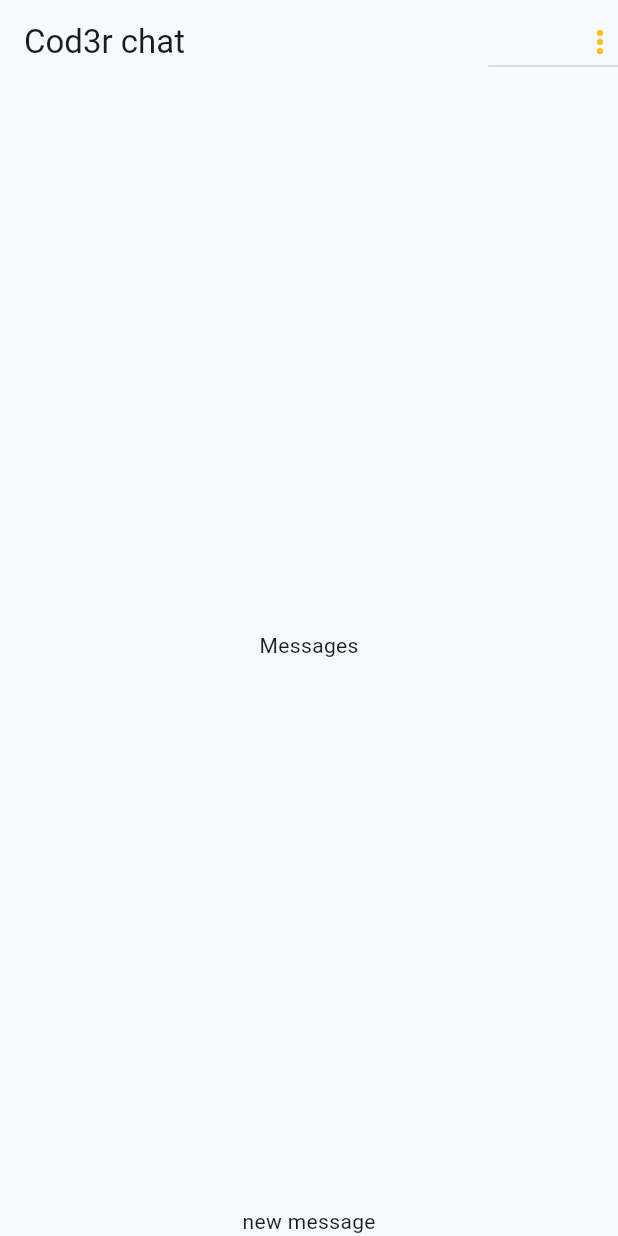
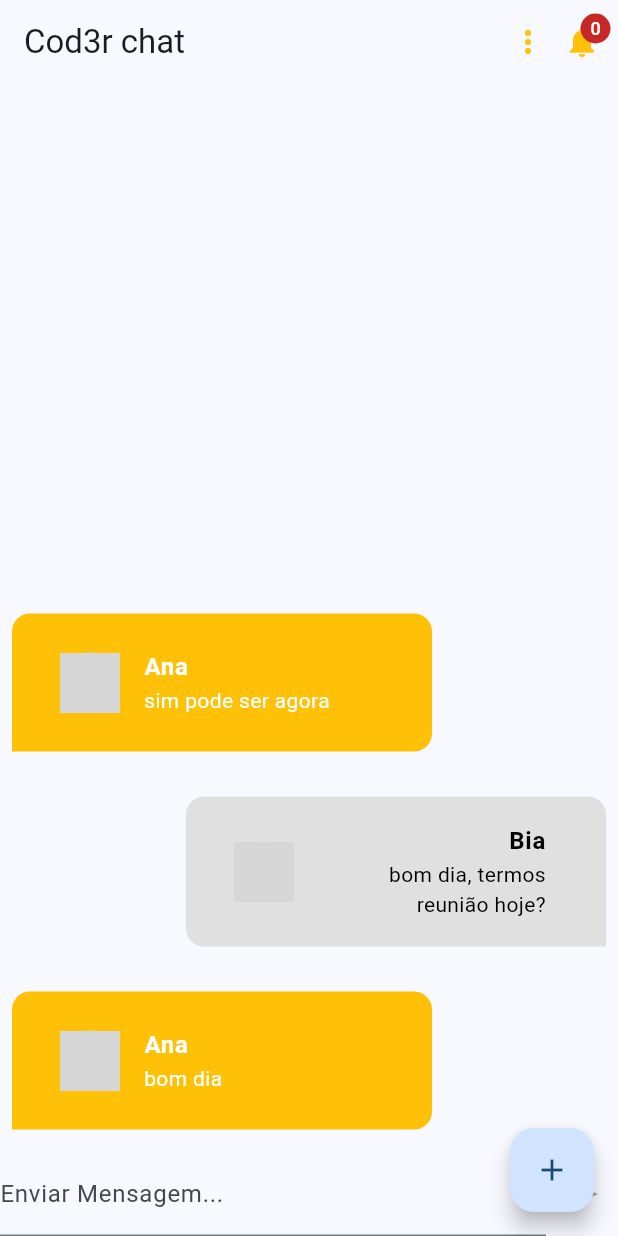
Before and after one commit to SantiagoSilvestre/chat-fluter, a Flutter app: the screen it shows after launch, on a phone screen of 412 x 824 dp. Run offline on Flutter 3.47's test engine with Material 3 defaults, Android fonts, the phone set to English and light mode, and no system bars; our stand-ins replace image_picker; accounts and stored records are empty; grey boxes are pictures that could not be loaded.

Commit message:
Make chat page and wip notifications

```diff
--- /dev/null
+++ b/lib/components/message_bubble.dart
@@ -0,0 +1,81 @@
+import 'dart:io';
+
+import 'package:chat/core/models/chat_message.dart';
+import 'package:flutter/material.dart';
+
+class MessageBubble extends StatelessWidget {
+  const MessageBubble({
+    super.key,
+    required this.message,
+    required this.belongsToCurrentUser,
+  });
+
+  static const _defaultImage = 'assets/images/avatar.png';
+  final ChatMessage message;
+  final bool belongsToCurrentUser;
+
+  Widget _showUserImage(String imageUrl) {
+    ImageProvider? provider;
+
+    final uri = Uri.parse(imageUrl);
+
+    if (uri.path.contains(_defaultImage)) {
+      provider = const AssetImage(_defaultImage);
+    } else if (uri.scheme.contains('http')) {
+      provider = NetworkImage(uri.toString());
+    } else {
+      provider = FileImage(File(uri.toString()));
+    }
+
+    return CircleAvatar(
+      backgroundImage: provider,
+    );
+  }
+
+  @override
+  Widget build(BuildContext context) {
+    return Row(
+      mainAxisAlignment: belongsToCurrentUser
+          ? MainAxisAlignment.end
+          : MainAxisAlignment.start,
+      children: [
+        Container(
+          decoration: BoxDecoration(
+            color: belongsToCurrentUser ? Colors.grey.shade300 : Colors.amber,
+            borderRadius: BorderRadius.only(
+              topLeft: const Radius.circular(12),
+              topRight: const Radius.circular(12),
+              bottomLeft: belongsToCurrentUser
+                  ? const Radius.circular(12)
+                  : const Radius.circular(0),
+              bottomRight: belongsToCurrentUser
+                  ? const Radius.circular(0)
+                  : const Radius.circular(12),
+            ),
+          ),
+          width: 280,
+          padding: const EdgeInsets.symmetric(vertical: 10, horizontal: 16),
+          margin: const EdgeInsets.symmetric(vertical: 15, horizontal: 8),
+          child: ListTile(
+            leading: _showUserImage(message.userImageUrl),
+            title: Text(
+              message.userName,
+              textAlign:
+                  belongsToCurrentUser ? TextAlign.right : TextAlign.left,
+              style: TextStyle(
+                color: belongsToCurrentUser ? Colors.black : Colors.white,
+                fontWeight: FontWeight.bold,
+              ),
+            ),
+            subtitle: Text(message.text,
+                textAlign:
+                    belongsToCurrentUser ? TextAlign.right : TextAlign.left,
+                style: TextStyle(
+                  color: belongsToCurrentUser ? Colors.black : Colors.white,
+                )),
+          ),
+        ),
+      ],
+    );
+  }
+}
--- a/lib/components/messages.dart
+++ b/lib/components/messages.dart
@@ -1,3 +1,7 @@
+import 'package:chat/components/message_bubble.dart';
+import 'package:chat/core/models/chat_message.dart';
+import 'package:chat/core/services/auth/auth_service.dart';
+import 'package:chat/core/services/chat/chat_service.dart';
 import 'package:flutter/material.dart';
 
 class Messages extends StatelessWidget {
@@ -5,8 +9,34 @@ class Messages extends StatelessWidget {
 
   @override
   Widget build(BuildContext context) {
-    return Center(
-      child: Text('Messages'),
+    final currentUser = AuthService().currentUser;
+
+    return StreamBuilder<List<ChatMessage>>(
+      stream: ChatService().messagesStream(),
+      builder: (ctx, snapshot) {
+        if (snapshot.connectionState == ConnectionState.waiting) {
+          return const Center(
+            child: CircularProgressIndicator(),
+          );
+        } else if (!snapshot.hasData || snapshot.data!.isEmpty) {
+          return const Center(
+            child: Text("Nenhuma mensagem ainda! Vamos conversar"),
+          );
+        } else {
+          final msgs = snapshot.data!;
+          return ListView.builder(
+            reverse: true,
+            itemCount: msgs.length,
+            itemBuilder: (ctx, index) {
+              return MessageBubble(
+                key: ValueKey(msgs[index].id),
+                message: msgs[index],
+                belongsToCurrentUser: currentUser?.id == msgs[index].userId,
+              );
+            },
+          );
+        }
+      },
     );
   }
 }
--- a/lib/components/new_message.dart
+++ b/lib/components/new_message.dart
@@ -1,12 +1,47 @@
+import 'package:chat/core/services/auth/auth_service.dart';
+import 'package:chat/core/services/chat/chat_service.dart';
 import 'package:flutter/material.dart';
 
-class NewMessage extends StatelessWidget {
+class NewMessage extends StatefulWidget {
   const NewMessage({super.key});
 
   @override
+  State<NewMessage> createState() => _NewMessageState();
+}
+
+class _NewMessageState extends State<NewMessage> {
+  String _message = '';
+  final _messageController = TextEditingController();
+
+  Future<void> _sendMessage() async {
+    final user = AuthService().currentUser;
+    if (user != null) {
+      await ChatService().save(_message, user);
+      _messageController.clear();
+    }
+  }
+
+  @override
   Widget build(BuildContext context) {
-    return Center(
-      child: Text('new message'),
+    return Row(
+      children: [
+        Expanded(
+          child: TextField(
+            controller: _messageController,
+            onChanged: (msg) => setState(() => _message = msg),
+            onSubmitted: (_) {
+              if (_message.trim().isEmpty) {
+                _sendMessage();
+              }
+            },
+            decoration: const InputDecoration(labelText: 'Enviar Mensagem...'),
+          ),
+        ),
+        IconButton(
+          onPressed: _message.trim().isEmpty ? null : _sendMessage,
+          icon: const Icon(Icons.send),
+        ),
+      ],
     );
   }
 }
--- /dev/null
+++ b/lib/core/models/chat_message.dart
@@ -0,0 +1,18 @@
+class ChatMessage {
+  final String id;
+  final String text;
+  final DateTime createdAt;
+
+  final String userId;
+  final String userName;
+  final String userImageUrl;
+
+  ChatMessage({
+    required this.id,
+    required this.text,
+    required this.createdAt,
+    required this.userId,
+    required this.userName,
+    required this.userImageUrl,
+  });
+}
--- /dev/null
+++ b/lib/core/models/chat_notification.dart
@@ -0,0 +1,9 @@
+class ChatNotification {
+  final String title;
+  final String body;
+
+  ChatNotification({
+    required this.title,
+    required this.body,
+  });
+}
--- a/lib/core/services/auth/auth_mock_service.dart
+++ b/lib/core/services/auth/auth_mock_service.dart
@@ -7,9 +7,9 @@ import 'package:chat/core/services/auth/auth_service.dart';
 
 class AuthMockService implements AuthService {
   static const _defaultUser = ChatUser(
-    id: '1',
-    name: 'default user',
-    email: 'teste@teste',
+    id: '456',
+    name: 'Bia',
+    email: 'bia@teste',
     imageUrl: 'assets/images/avatar.png',
   );
 
@@ -27,7 +27,7 @@ class AuthMockService implements AuthService {
   Stream<ChatUser?> get userChanges => _userStream;
 
   @override
-  ChatUser? get currentUser => null;
+  ChatUser? get currentUser => _currentUser;
 
   @override
   Future<void> login(String email, String passsword) async {
--- /dev/null
+++ b/lib/core/services/chat/chat_mock_service.dart
@@ -0,0 +1,62 @@
+import 'dart:math';
+
+import 'package:chat/core/models/chat_message.dart';
+import 'package:chat/core/models/chat_user.dart';
+import 'package:chat/core/services/chat/chat_service.dart';
+import 'dart:async';
+
+class ChatMockService implements ChatService {
+  static final List<ChatMessage> _msgs = [
+    ChatMessage(
+      id: '1',
+      text: 'bom dia',
+      createdAt: DateTime.now(),
+      userId: '123',
+      userName: 'Ana',
+      userImageUrl: 'assets/images/avatar.png',
+    ),
+    ChatMessage(
+      id: '2',
+      text: 'bom dia, termos reunião hoje?',
+      createdAt: DateTime.now(),
+      userId: '456',
+      userName: 'Bia',
+      userImageUrl: 'assets/images/avatar.png',
+    ),
+    ChatMessage(
+      id: '1',
+      text: 'sim pode ser agora',
+      createdAt: DateTime.now(),
+      userId: '123',
+      userName: 'Ana',
+      userImageUrl: 'assets/images/avatar.png',
+    )
+  ];
+  static MultiStreamController<List<ChatMessage>>? _controller;
+  static final _msgsStream =
+      Stream<List<ChatMessage>>.multi((controller) async {
+    _controller = controller;
+    controller.add(_msgs);
+  });
+
+  @override
+  Stream<List<ChatMessage>> messagesStream() {
+    return _msgsStream;
+  }
+
+  @override
+  Future<ChatMessage> save(String text, ChatUser user) async {
+    final _newMessage = ChatMessage(
+      id: Random().nextDouble().toString(),
+      text: text,
+      createdAt: DateTime.now(),
+      userId: user.id,
+      userName: user.name,
+      userImageUrl: user.imageUrl,
+    );
+
+    _msgs.add(_newMessage);
+    _controller?.add(_msgs.reversed.toList());
+    return _newMessage;
+  }
+}
--- /dev/null
+++ b/lib/core/services/chat/chat_service.dart
@@ -0,0 +1,13 @@
+import 'package:chat/core/models/chat_message.dart';
+import 'package:chat/core/models/chat_user.dart';
+import 'package:chat/core/services/chat/chat_mock_service.dart';
+
+abstract class ChatService {
+  Stream<List<ChatMessage>> messagesStream();
+
+  Future<ChatMessage> save(String text, ChatUser user);
+
+  factory ChatService() {
+    return ChatMockService();
+  }
+}
--- /dev/null
+++ b/lib/core/services/notifications/chat_notification_service.dart
@@ -0,0 +1,24 @@
+import 'package:chat/core/models/chat_notification.dart';
+import 'package:flutter/material.dart';
+
+class ChatNotificationService with ChangeNotifier {
+  List<ChatNotification> _items = [];
+
+  List<ChatNotification> get items {
+    return [..._items];
+  }
+
+  int get itemsCout {
+    return _items.length;
+  }
+
+  void add(ChatNotification notification) {
+    _items.add(notification);
+    notifyListeners();
+  }
+
+  void remove(int i) {
+    _items.removeAt(i);
+    notifyListeners();
+  }
+}
--- a/lib/main.dart
+++ b/lib/main.dart
@@ -1,6 +1,7 @@
+import 'package:chat/core/services/notifications/chat_notification_service.dart';
 import 'package:chat/pages/auth_or_app_page.dart';
-import 'package:chat/pages/auth_page.dart';
 import 'package:flutter/material.dart';
+import 'package:provider/provider.dart';
 
 void main() {
   runApp(const MyApp());
@@ -12,7 +13,13 @@ class MyApp extends StatelessWidget {
   // This widget is the root of your application.
   @override
   Widget build(BuildContext context) {
-    return MaterialApp(
+    return MultiProvider(
+      providers: [
+        ChangeNotifierProvider(
+          create: (_) => ChatNotificationService(),
+        ),
+      ],
+      child: MaterialApp(
         title: 'Flutter Demo',
         theme: ThemeData(
           colorScheme: ColorScheme.fromSeed(seedColor: Colors.blue),
@@ -20,6 +27,7 @@ class MyApp extends StatelessWidget {
         ),
         debugShowCheckedModeBanner: false,
         home: const AuthOrAppPage(),
+      ),
     );
   }
 }
--- a/lib/pages/chat_page.dart
+++ b/lib/pages/chat_page.dart
@@ -1,7 +1,13 @@
+import 'dart:math';
+
 import 'package:chat/components/messages.dart';
 import 'package:chat/components/new_message.dart';
+import 'package:chat/core/models/chat_notification.dart';
 import 'package:chat/core/services/auth/auth_service.dart';
+import 'package:chat/core/services/notifications/chat_notification_service.dart';
+import 'package:chat/pages/notification_page.dart';
 import 'package:flutter/material.dart';
+import 'package:provider/provider.dart';
 
 class ChatPage extends StatelessWidget {
   const ChatPage({super.key});
@@ -12,11 +18,11 @@ class ChatPage extends StatelessWidget {
         appBar: AppBar(
           title: const Text('Cod3r chat'),
           actions: [
-          DropdownButton(
-            items: [
+            DropdownButtonHideUnderline(
+              child: DropdownButton(
+                items: const [
                   DropdownMenuItem(
                     value: 'logout',
-                child: Container(
                     child: Row(
                       children: [
                         Icon(
@@ -31,9 +37,8 @@ class ChatPage extends StatelessWidget {
                       ],
                     ),
                   ),
-              ),
                 ],
-            icon: Icon(
+                icon: const Icon(
                   Icons.more_vert,
                   color: Colors.amber,
                 ),
@@ -43,6 +48,39 @@ class ChatPage extends StatelessWidget {
                   }
                 },
               ),
+            ),
+            Stack(children: [
+              IconButton(
+                icon: const Icon(
+                  Icons.notifications,
+                  color: Colors.amber,
+                ),
+                onPressed: () {
+                  Navigator.of(context).push(
+                    MaterialPageRoute(
+                      builder: (ctx) {
+                        return const NotificationPage();
+                      },
+                    ),
+                  );
+                },
+              ),
+              Positioned(
+                right: 5,
+                top: 5,
+                child: CircleAvatar(
+                  radius: 10,
+                  backgroundColor: Colors.red.shade800,
+                  child: Text(
+                    "${Provider.of<ChatNotificationService>(context).itemsCout}",
+                    style: const TextStyle(
+                      color: Colors.white,
+                      fontSize: 12,
+                    ),
+                  ),
+                ),
+              ),
+            ]),
           ],
         ),
         body: const SafeArea(
@@ -53,6 +91,16 @@ class ChatPage extends StatelessWidget {
             ],
           ),
         ),
+        floatingActionButton: FloatingActionButton(
+          onPressed: () {
+            Provider.of<ChatNotificationService>(context, listen: false).add(
+              ChatNotification(
+                body: Random().nextDouble().toString(),
+                title: 'Main uma notificação',
+              ),
             );
+          },
+          child: const Icon(Icons.add),
+        ));
   }
 }
--- /dev/null
+++ b/lib/pages/notification_page.dart
@@ -0,0 +1,31 @@
+import 'package:chat/core/services/notifications/chat_notification_service.dart';
+import 'package:flutter/material.dart';
+import 'package:provider/provider.dart';
+
+class NotificationPage extends StatelessWidget {
+  const NotificationPage({super.key});
+
+  @override
+  Widget build(BuildContext context) {
+    final service = Provider.of<ChatNotificationService>(context);
+    final items = service.items;
+
+    return Scaffold(
+      appBar: AppBar(
+        title: const Text('Notificações'),
+      ),
+      body: ListView.builder(
+          itemCount: service.itemsCout,
+          itemBuilder: (ctx, index) => ListTile(
+                title: Text(items[index].title),
+                subtitle: Text(items[index].body),
+                trailing: IconButton(
+                  icon: const Icon(Icons.delete),
+                  onPressed: () {
+                    service.remove(index);
+                  },
+                ),
+              )),
+    );
+  }
+}
--- a/pubspec.yaml
+++ b/pubspec.yaml
@@ -36,6 +36,7 @@ dependencies:
   # Use with the CupertinoIcons class for iOS style icons.
   cupertino_icons: ^1.0.6
   image_picker: ^1.1.2
+  provider: ^6.1.2
 
 dev_dependencies:
   flutter_test:
```
Also changed, not shown: pubspec.lock. Lines whose indentation alone changed are shown as unchanged.
